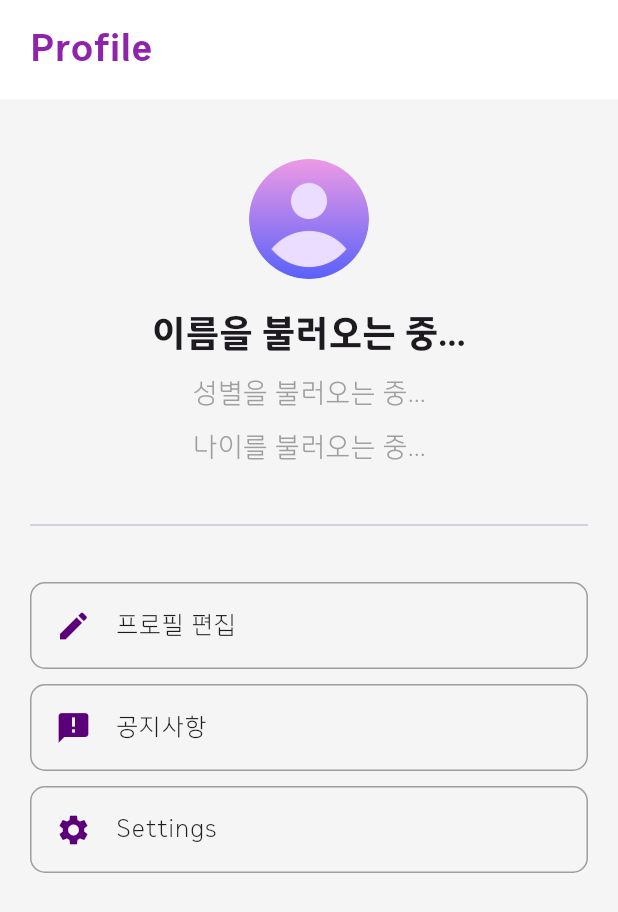
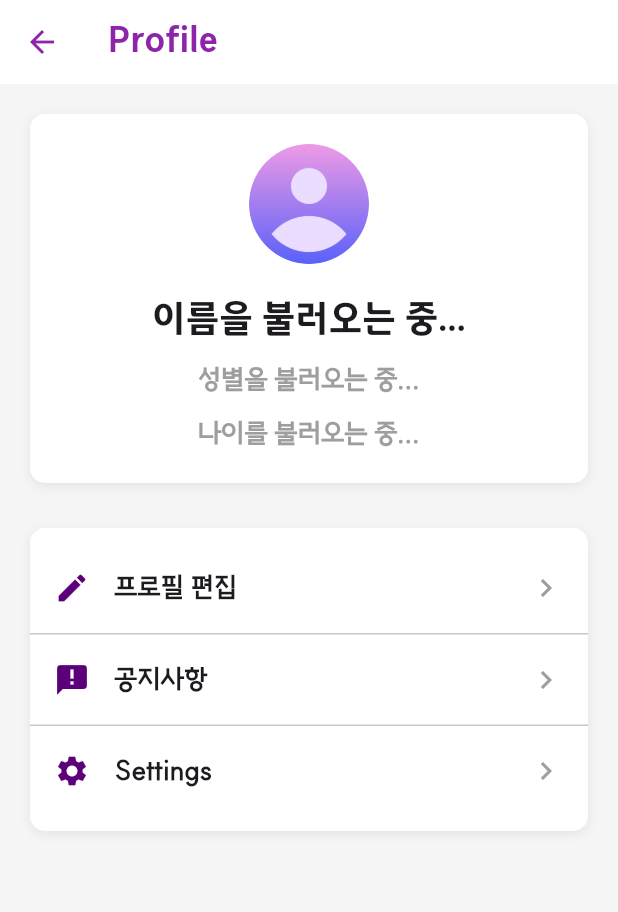
Before and after one commit to Team-Hamster/Ear-therapy-FE, a Flutter app: the ProfileView screen opened directly, on a phone screen of 412 x 824 dp. Shown: the top 912 px of the screen. Run offline on Flutter 3.47's test engine with Material 3 defaults, Android fonts, the phone set to English and light mode, and no system bars; our stand-ins replace flutter_svg, image_picker, lottie, permission_handler, shared_preferences, sqflite; accounts and stored records are empty; project files that could hold a hidden picture were left out.

Commit message:
Style: 폰트 수정 및 프로필 화면 ui 수정

```diff
--- a/lib/features/profile/views/profile_view.dart
+++ b/lib/features/profile/views/profile_view.dart
@@ -36,33 +36,45 @@ class _ProfileViewState extends State<ProfileView> {
   @override
   Widget build(BuildContext context) {
     return Scaffold(
+      appBar: AppBar(
+        title: const Text(
+          'Profile',
+          style: TextStyle(
+            color: AppColors.primaryColor,
+            fontWeight: FontWeight.bold,
+          ),
+        ),
+        backgroundColor: Colors.white,
+        elevation: 0,
+        iconTheme: const IconThemeData(color: AppColors.primaryColor),
+      ),
       body: SafeArea(
+        child: SingleChildScrollView(
+          padding: const EdgeInsets.all(20),
           child: Column(
             crossAxisAlignment: CrossAxisAlignment.start,
             children: [
+              // 프로필 정보 컨테이너
               Container(
-              width: double.infinity,
-              padding: const EdgeInsets.symmetric(vertical: 16, horizontal: 20),
-              color: AppColors.white,
-              child: const Text(
-                'Profile',
-                style: TextStyle(
-                  color: AppColors.primaryColor,
-                  fontSize: 24,
-                  fontWeight: FontWeight.bold,
+                padding: const EdgeInsets.all(20),
+                decoration: BoxDecoration(
+                  color: Colors.white,
+                  borderRadius: BorderRadius.circular(10),
+                  boxShadow: [
+                    BoxShadow(
+                      color: Colors.grey.withOpacity(0.2),
+                      blurRadius: 5,
+                      offset: const Offset(0, 2),
                     ),
+                  ],
                 ),
-            ),
-            Expanded(
-              child: SingleChildScrollView(
-                padding: const EdgeInsets.all(20),
                 child: Column(
                   children: [
-                    const SizedBox(height: 20),
                     Center(
                       child: CircleAvatar(
                         radius: 40,
-                        backgroundImage: AssetImage('assets/icon_images/profile.png'),
+                        backgroundImage:
+                            const AssetImage('assets/icon_images/profile.png'),
                       ),
                     ),
                     const SizedBox(height: 20),
@@ -78,6 +90,8 @@ class _ProfileViewState extends State<ProfileView> {
                       userGender.isNotEmpty ? userGender : '성별을 불러오는 중...',
                       style: const TextStyle(
                         fontSize: 18,
+                        fontFamily: 'SUITE',
+                        fontWeight: FontWeight.w600,
                         color: Colors.grey,
                       ),
                     ),
@@ -86,68 +100,94 @@ class _ProfileViewState extends State<ProfileView> {
                       userAge.isNotEmpty ? userAge : '나이를 불러오는 중...',
                       style: const TextStyle(
                         fontSize: 18,
+                        fontFamily: 'SUITE',
+                        fontWeight: FontWeight.w600,
                         color: Colors.grey,
                       ),
                     ),
+                  ],
+                ),
+              ),
               const SizedBox(height: 30),
-                    const Divider(),
-                    const SizedBox(height: 30),
+              // 프로필 편집 등 컨테이너
               Container(
+                padding: const EdgeInsets.symmetric(vertical: 10),
                 decoration: BoxDecoration(
-                        border: Border.all(color: Colors.grey),
+                  color: Colors.white,
                   borderRadius: BorderRadius.circular(10),
+                  boxShadow: [
+                    BoxShadow(
+                      color: Colors.grey.withOpacity(0.2),
+                      blurRadius: 5,
+                      offset: const Offset(0, 2),
                     ),
-                      child: ListTile(
-                        leading: const Icon(
-                          Icons.edit,
-                          color: AppColors.accentColor,
+                  ],
                 ),
-                        title: const Text('프로필 편집'),
+                child: Column(
+                  children: [
+                    _buildListRow(
+                      icon: Icons.edit,
+                      label: '프로필 편집',
                       onTap: () {
                         // Navigate to profile edit screen
                       },
                     ),
-                    ),
-                    const SizedBox(height: 10),
-                    Container(
-                      decoration: BoxDecoration(
-                        border: Border.all(color: Colors.grey),
-                        borderRadius: BorderRadius.circular(10),
-                      ),
-                      child: ListTile(
-                        leading: const Icon(
-                          Icons.announcement,
-                          color: AppColors.accentColor,
-                        ),
-                        title: const Text('공지사항'),
+                    const Divider(thickness: 1, height: 1), // 구분선
+                    _buildListRow(
+                      icon: Icons.announcement,
+                      label: '공지사항',
                       onTap: () {
                         // Navigate to notices screen
                       },
                     ),
-                    ),
-                    const SizedBox(height: 10),
-                    Container(
-                      decoration: BoxDecoration(
-                        border: Border.all(color: Colors.grey),
-                        borderRadius: BorderRadius.circular(10),
-                      ),
-                      child: ListTile(
-                        leading: const Icon(
-                          Icons.settings,
-                          color: AppColors.accentColor,
-                        ),
-                        title: const Text('Settings'),
+                    const Divider(thickness: 1, height: 1), // 구분선
+                    _buildListRow(
+                      icon: Icons.settings,
+                      label: 'Settings',
                       onTap: () {
                         // Navigate to settings screen
                       },
+                    ),
+                  ],
                 ),
               ),
             ],
           ),
         ),
       ),
+    );
+  }
+
+  Widget _buildListRow({
+    required IconData icon,
+    required String label,
+    required VoidCallback onTap,
+  }) {
+    return Container(
+      height: 60, // 행의 높이를 증가
+      padding: const EdgeInsets.symmetric(horizontal: 16),
+      child: Row(
+        children: [
+          Icon(icon, color: AppColors.accentColor),
+          const SizedBox(width: 16),
+          Expanded(
+            child: Text(
+              label,
+              style: const TextStyle(
+                fontSize: 18,
+                fontFamily: 'SUITE',
+                fontWeight: FontWeight.w600,
+              ),
+            ),
+          ),
+          GestureDetector(
+            onTap: onTap,
+            child: const Icon(
+              Icons.chevron_right, // 오른쪽 화살표 아이콘
+              color: Colors.grey,
+            ),
+          ),
         ],
-        ),
       ),
     );
   }
--- a/lib/features/search/views/search_view.dart
+++ b/lib/features/search/views/search_view.dart
@@ -115,6 +115,8 @@ class _SearchViewState extends State<SearchView> {
                       hintStyle: TextStyle(
                         color: Colors.grey,
                         fontSize: 16,
+                        fontFamily: 'SUITE',
+                        fontWeight: FontWeight.w600,
                       ),
                       prefixIcon: Icon(Icons.search, color: Colors.grey),
                       contentPadding: EdgeInsets.symmetric(vertical: 15),
@@ -176,6 +178,8 @@ class _SearchViewState extends State<SearchView> {
                               style: const TextStyle(
                                 fontSize: 16,
                                 color: Colors.black87,
+                                fontFamily: 'SUITE',
+                                fontWeight: FontWeight.w600,
                               ),
                             ),
                           ),
--- a/lib/features/upload/views/upload_view.dart
+++ b/lib/features/upload/views/upload_view.dart
@@ -182,7 +182,7 @@ class _UploadViewState extends State<UploadView> {
         maxHeight: MediaQuery.of(context).size.height * 0.25,
       ),
       builder: (context) => Container(
-        padding: const EdgeInsets.symmetric(vertical: 30, horizontal: 20),
+        padding: const EdgeInsets.symmetric(vertical: 26, horizontal: 20),
         child: Row(
           mainAxisAlignment: MainAxisAlignment.spaceEvenly,
           children: [
@@ -232,8 +232,9 @@ class _UploadViewState extends State<UploadView> {
           Text(
             title,
             style: const TextStyle(
-              fontSize: 14,
-              fontWeight: FontWeight.w500,
+              fontSize: 16,
+              fontFamily: 'SUITE',
+              fontWeight: FontWeight.w600,
             ),
           ),
         ],
```
Lines whose indentation alone changed are shown as unchanged.
